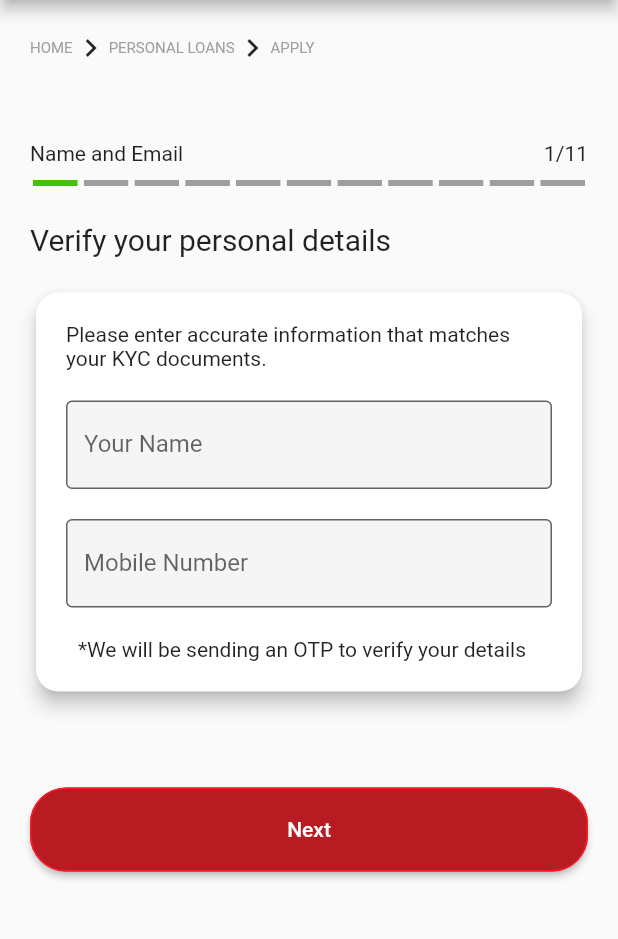
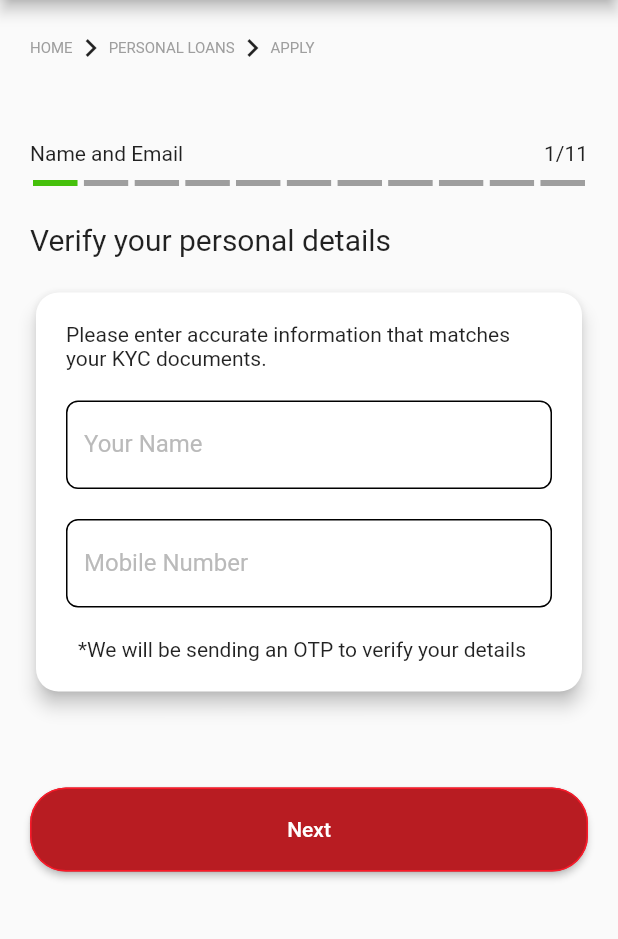
Before and after one commit to vaibhav7779/sardemo, a Flutter app: the screen it shows after launch, on a phone screen of 412 x 824 dp, the part 84-1023 px from its top. Run offline on Flutter 3.47's test engine with Material 2 defaults, Android fonts, the phone set to English and light mode, and no system bars; drawn by our look-alikes of flutter_breadcrumb, step_progress_indicator; our stand-ins replace otp_text_field.

Commit message:
added ronded border

```diff
--- a/lib/main.dart
+++ b/lib/main.dart
@@ -63,8 +63,16 @@ class _MyAppState extends State<MyApp> {
 
         // text box outline color
         inputDecorationTheme: const InputDecorationTheme(
+          filled: false,
+          labelStyle: TextStyle(
+            color: Color(0xFFBABABA),
+          ),
           focusedBorder: OutlineInputBorder(
             borderSide: BorderSide(color: Colors.black),
+            borderRadius: BorderRadius.all(Radius.circular(8)),
+          ),
+          enabledBorder: OutlineInputBorder(
+            borderRadius: BorderRadius.all(Radius.circular(8)),
           ),
         ),
 
--- a/lib/pages/basicInfo.dart
+++ b/lib/pages/basicInfo.dart
@@ -111,8 +111,6 @@ class _BasicInformationState extends State<BasicInformation> {
                         decoration: const InputDecoration(
                           labelText: "Name",
                           border: OutlineInputBorder(),
-                          filled: true, //<-- SEE HERE
-                          fillColor: Color(0xFFF5F5F5),
                         ),
                         readOnly: true,
                       ),
--- a/lib/pages/login.dart
+++ b/lib/pages/login.dart
@@ -101,10 +101,8 @@ class _LoginPageState extends State<LoginPage> {
                         autofocus: false,
                         decoration: const InputDecoration(
                           labelText: "Your Name",
-                          hintText: "Your Name",
+                          hintText: "Enter Your Name",
                           border: OutlineInputBorder(),
-                          filled: true, //<-- SEE HERE
-                          fillColor: Color(0xFFF5F5F5),
                         ),
                       ),
                       const SizedBox(height: 20),
@@ -112,10 +110,8 @@ class _LoginPageState extends State<LoginPage> {
                         autofocus: false,
                         decoration: const InputDecoration(
                           labelText: "Mobile Number",
-                          hintText: "Mobile Number",
+                          hintText: "Enter Mobile Number",
                           border: OutlineInputBorder(),
-                          filled: true, //<-- SEE HERE
-                          fillColor: Color(0xFFF5F5F5),
                         ),
                       ),
                       const SizedBox(height: 20),
```
